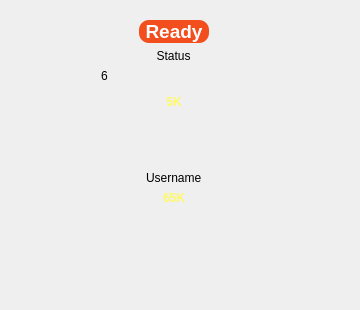
MatsuoRotsuki/cpp_blackjack, file UI/blackjack/player.ui: the form before one commit.
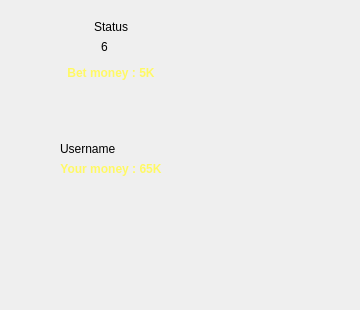
The form after the commit. Icons and pictures are not drawn.

The edit to the form file:
```diff
--- a/UI/blackjack/player.ui
+++ b/UI/blackjack/player.ui
@@ -32,80 +32,6 @@
    <item row="0" column="0">
     <widget class="QWidget" name="widget_2" native="true">
      <layout class="QVBoxLayout" name="verticalLayout">
-      <item>
-       <widget class="QWidget" name="widget" native="true">
-        <layout class="QHBoxLayout" name="horizontalLayout_3">
-         <property name="spacing">
-          <number>0</number>
-         </property>
-         <property name="leftMargin">
-          <number>0</number>
-         </property>
-         <property name="topMargin">
-          <number>0</number>
-         </property>
-         <property name="rightMargin">
-          <number>0</number>
-         </property>
-         <property name="bottomMargin">
-          <number>0</number>
-         </property>
-         <item>
-          <spacer name="horizontalSpacer_3">
-           <property name="orientation">
-            <enum>Qt::Horizontal</enum>
-           </property>
-           <property name="sizeHint" stdset="0">
-            <size>
-             <width>119</width>
-             <height>20</height>
-            </size>
-           </property>
-          </spacer>
-         </item>
-         <item>
-          <widget class="QPushButton" name="readyBtn">
-           <property name="minimumSize">
-            <size>
-             <width>70</width>
-             <height>20</height>
-            </size>
-           </property>
-           <property name="font">
-            <font>
-             <pointsize>14</pointsize>
-             <bold>true</bold>
-            </font>
-           </property>
-           <property name="cursor">
-            <cursorShape>PointingHandCursor</cursorShape>
-           </property>
-           <property name="styleSheet">
-            <string notr="true">background-color: rgb(242, 78, 30);
-border-radius:10px;
-color: rgb(255, 255, 255);</string>
-           </property>
-           <property name="text">
-            <string>Ready</string>
-           </property>
-          </widget>
-         </item>
-         <item>
-          <spacer name="horizontalSpacer_4">
-           <property name="orientation">
-            <enum>Qt::Horizontal</enum>
-           </property>
-           <property name="sizeHint" stdset="0">
-            <size>
-             <width>118</width>
-             <height>20</height>
-            </size>
-           </property>
-          </spacer>
-         </item>
-        </layout>
-       </widget>
-      </item>
       <item>
        <widget class="QLabel" name="status">
         <property name="text">
@@ -232,7 +158,7 @@
              <string notr="true">color: rgb(255, 249, 100);</string>
             </property>
             <property name="text">
-             <string>5K</string>
+             <string>Bet money : 5K</string>
             </property>
             <property name="alignment">
              <set>Qt::AlignCenter</set>
@@ -285,7 +211,7 @@
              <string notr="true">color: rgb(255, 249, 100);</string>
             </property>
             <property name="text">
-             <string>65K</string>
+             <string>Your money : 65K</string>
             </property>
             <property name="alignment">
              <set>Qt::AlignCenter</set>
```
